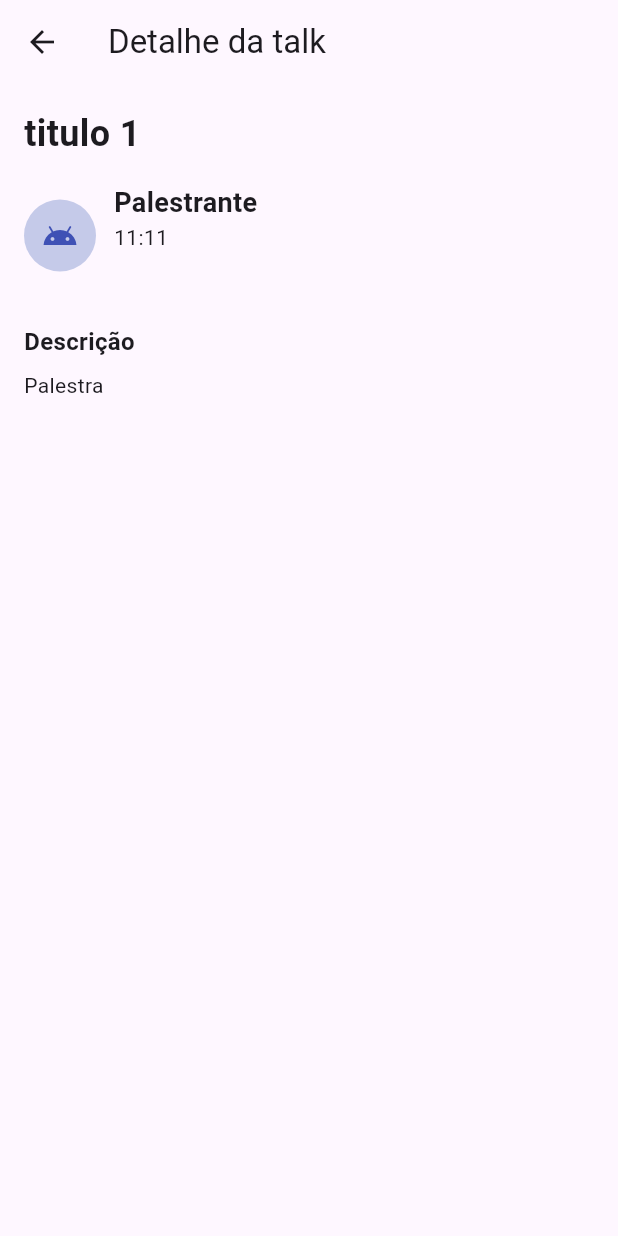
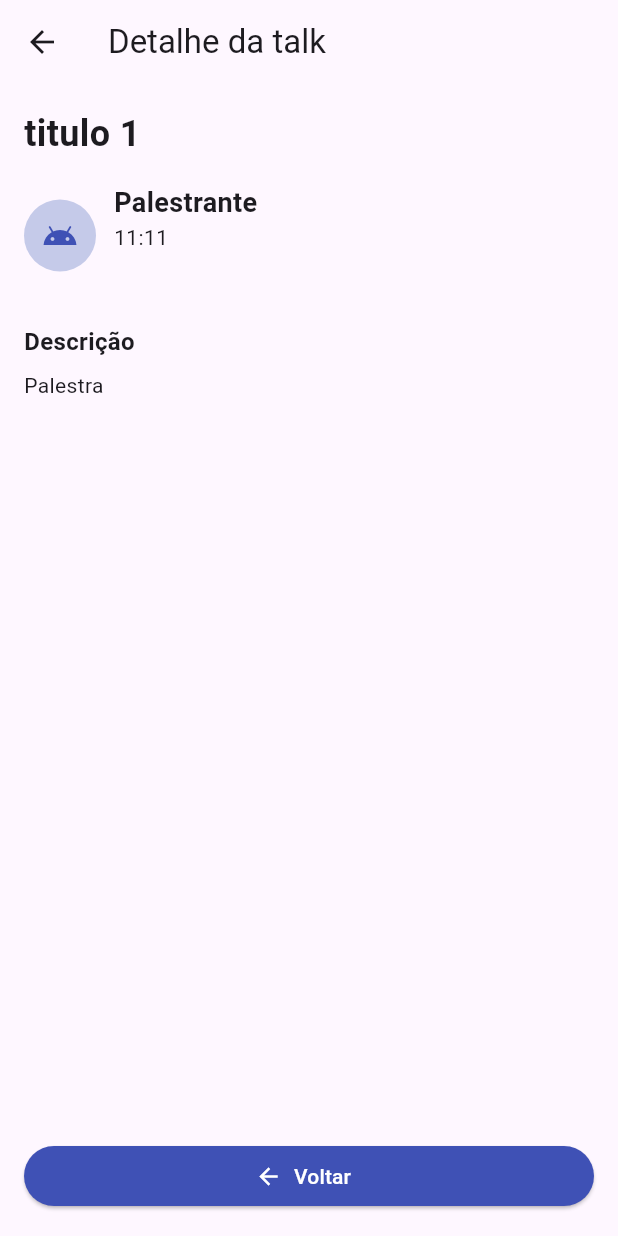
Before and after one commit to Sophia09-pixel/FlutterNavigation, a Flutter app: the screen it shows after launch, after a tap on "titulo 1", on a phone screen of 412 x 824 dp. Run offline on Flutter 3.47's test engine with Material 3 defaults, Android fonts, the light colour scheme and no system bars.

Commit message:
feat: botao voltar

```diff
--- a/lib/main.dart
+++ b/lib/main.dart
@@ -178,6 +178,19 @@ class TalkPage extends StatelessWidget {
             ),
             const SizedBox(height: 8),
             Text(talk.description, style: const TextStyle(fontSize: 14)),
+            const Spacer(),
+            SizedBox(
+              width: double.infinity,
+              child: ElevatedButton.icon(
+                onPressed: () => Navigator.pop(context),
+                icon: const Icon(Icons.arrow_back),
+                label: const Text("Voltar"),
+                style: ElevatedButton.styleFrom(
+                  backgroundColor: Colors.indigo,
+                  foregroundColor: Colors.white,
+                ),
+              ),
+            ),
           ],
         ),
       ),
```
